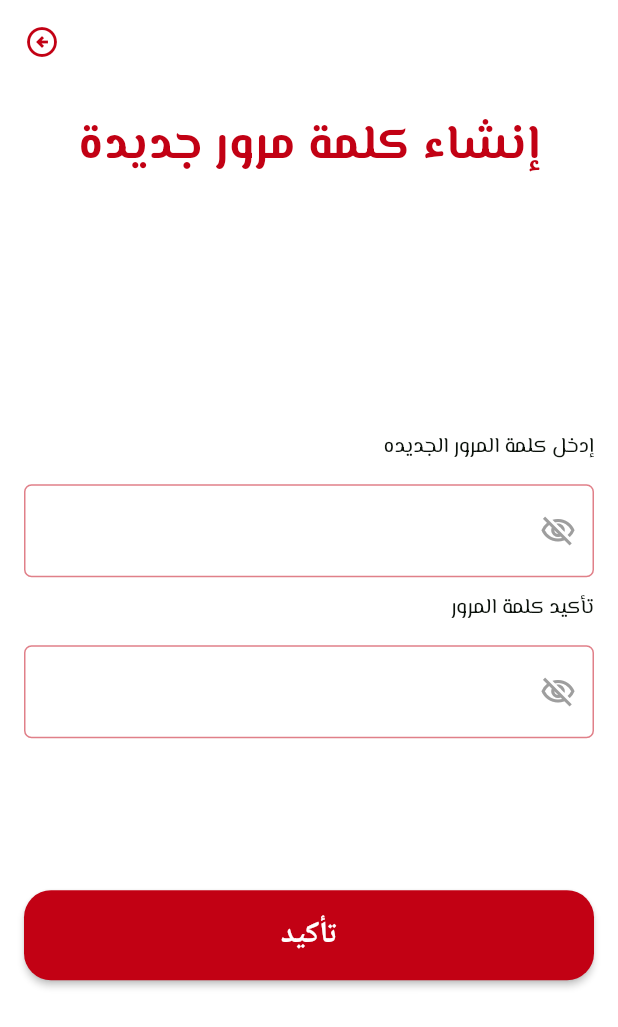
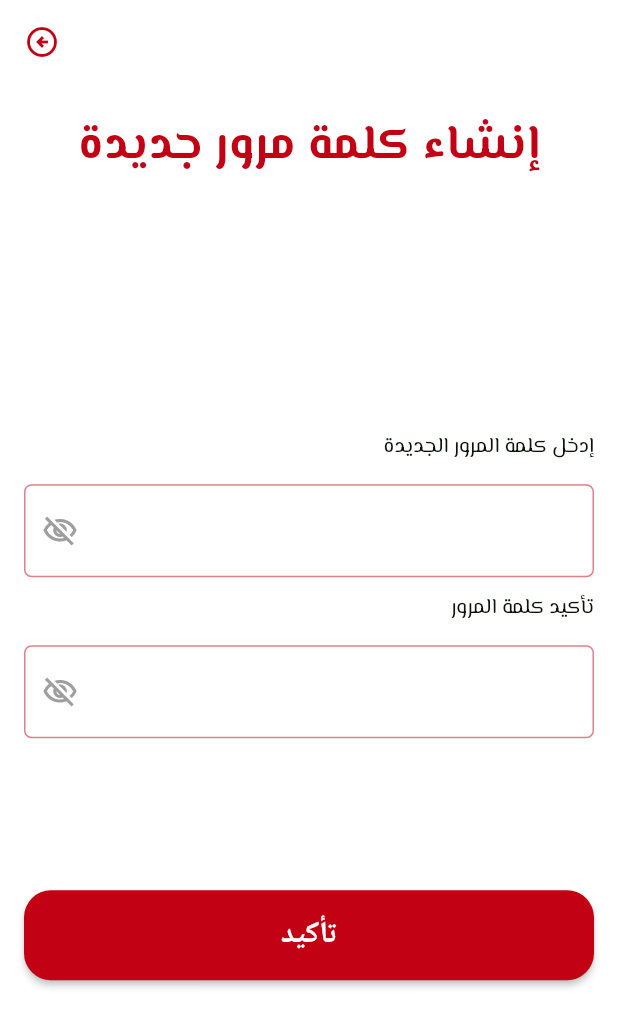
Before and after one commit to kareemhamed4/es3fny_user_app, a Flutter app: the NewPassword screen opened directly, on a phone screen of 412 x 824 dp. Shown: the top 1027 px of the screen. Run offline on Flutter 3.47's test engine with Material 2 defaults, Android fonts, the phone set to English and light mode, and no system bars; our stand-ins replace hexcolor, pin_code_fields, smooth_page_indicator.

Commit message:
Final by kareem

```diff
--- a/lib/modules/create_new_password/newpassword.dart
+++ b/lib/modules/create_new_password/newpassword.dart
@@ -36,7 +36,7 @@ class NewPassword extends StatelessWidget {
                 Align(
                   alignment: AlignmentDirectional.centerEnd,
                   child: Text(
-                    'إدخل كلمة المرور الجديده',
+                    'إدخل كلمة المرور الجديدة',
                     style: Theme.of(context).textTheme.bodyText1,
                   ),
                 ),
@@ -46,7 +46,7 @@ class NewPassword extends StatelessWidget {
                 myTextFormField(
                   type: TextInputType.visiblePassword,
                   isPassword: true,
-                  suffixIcon: const Icon(Icons.visibility_off_outlined),
+                  prefixIcon: const Icon(Icons.visibility_off_outlined),
                   context: context,
                   controller: passwordController,
                   onSubmit: () {},
@@ -67,7 +67,7 @@ class NewPassword extends StatelessWidget {
                 myTextFormField(
                   type: TextInputType.visiblePassword,
                   isPassword: true,
-                  suffixIcon: const Icon(Icons.visibility_off_outlined),
+                  prefixIcon: const Icon(Icons.visibility_off_outlined),
                   context: context,
                   controller: passwordController,
                   onSubmit: () {},
```
